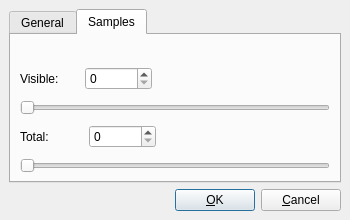
performancecopilot/pcp, file src/chart/tabdialog.ui: the form before one commit.
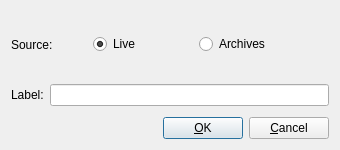
The form after the commit. The open tabs and pages were chosen to show the change. Icons and pictures are not drawn.

Commit message: This change splits the Tab class into two - a subset of the current functionality has been moved into a new GroupControl class which is responsible for all aspects of fetching values and interacting with kmtime.  GroupControl inherits from QmcGroup, and there are two of these objects globally (as before) - one live, one archive.

Diff of the .ui file:
```diff
--- a/src/chart/tabdialog.ui
+++ b/src/chart/tabdialog.ui
@@ -8,8 +8,8 @@
    <rect>
     <x>0</x>
     <y>0</y>
-    <width>350</width>
-    <height>220</height>
+    <width>340</width>
+    <height>150</height>
    </rect>
   </property>
   <property name="sizePolicy" >
@@ -22,8 +22,8 @@
   </property>
   <property name="minimumSize" >
    <size>
-    <width>350</width>
-    <height>220</height>
+    <width>340</width>
+    <height>150</height>
    </size>
   </property>
   <property name="maximumSize" >
@@ -44,30 +44,8 @@
   <property name="sizeGripEnabled" >
    <bool>false</bool>
   </property>
-  <layout class="QGridLayout" >
-   <property name="margin" >
-    <number>9</number>
-   </property>
-   <property name="spacing" >
-    <number>6</number>
-   </property>
+  <layout class="QGridLayout" name="gridLayout" >
    <item row="0" column="0" >
-    <widget class="QTabWidget" name="tabWidget" >
-     <property name="currentIndex" >
-      <number>0</number>
-     </property>
-     <widget class="QWidget" name="generalTab" >
-      <attribute name="title" >
-       <string>General</string>
-      </attribute>
-      <layout class="QGridLayout" >
-       <property name="margin" >
-        <number>9</number>
-       </property>
-       <property name="spacing" >
-        <number>6</number>
-       </property>
-       <item row="1" column="0" >
         <layout class="QHBoxLayout" >
          <property name="margin" >
           <number>0</number>
@@ -75,23 +53,6 @@
          <property name="spacing" >
           <number>6</number>
          </property>
-         <item>
-          <widget class="QLabel" name="tabTextLabel" >
-           <property name="text" >
-            <string>Label:</string>
-           </property>
-           <property name="wordWrap" >
-            <bool>false</bool>
-           </property>
-          </widget>
-         </item>
-         <item>
-          <widget class="QLineEdit" name="labelLineEdit" />
-         </item>
-        </layout>
-       </item>
-       <item row="0" column="0" >
-        <layout class="QHBoxLayout" >
          <property name="margin" >
           <number>0</number>
          </property>
@@ -102,8 +63,8 @@
           <widget class="QLabel" name="tabSourceLabel" >
            <property name="sizePolicy" >
             <sizepolicy>
-             <hsizetype>5</hsizetype>
-             <vsizetype>5</vsizetype>
+         <hsizetype>3</hsizetype>
+         <vsizetype>3</vsizetype>
              <horstretch>0</horstretch>
              <verstretch>0</verstretch>
             </sizepolicy>
@@ -193,164 +154,47 @@
          </item>
         </layout>
        </item>
-      </layout>
-     </widget>
-     <widget class="QWidget" name="samplesTab" >
-      <attribute name="title" >
-       <string>Samples</string>
-      </attribute>
-      <widget class="QWidget" name="layoutWidget" >
-       <property name="geometry" >
-        <rect>
-         <x>9</x>
-         <y>28</y>
-         <width>310</width>
-         <height>114</height>
-        </rect>
-       </property>
-       <layout class="QGridLayout" >
-        <property name="margin" >
-         <number>0</number>
-        </property>
+   <item row="1" column="0" >
+    <layout class="QHBoxLayout" >
         <property name="spacing" >
          <number>6</number>
         </property>
+     <property name="margin" >
+      <number>0</number>
+     </property>
+     <item>
+      <widget class="QLabel" name="tabTextLabel" >
+       <property name="text" >
+        <string>Label:</string>
+       </property>
+       <property name="wordWrap" >
+        <bool>false</bool>
+       </property>
+      </widget>
+     </item>
+     <item>
+      <widget class="QLineEdit" name="labelLineEdit" />
+     </item>
+    </layout>
+   </item>
         <item row="2" column="0" >
-         <layout class="QHBoxLayout" >
-          <property name="margin" >
-           <number>0</number>
-          </property>
-          <property name="spacing" >
-           <number>0</number>
-          </property>
-          <item>
-           <widget class="QLabel" name="sampleTextLabel" >
-            <property name="text" >
-             <string>Total:</string>
-            </property>
-            <property name="wordWrap" >
-             <bool>false</bool>
-            </property>
-           </widget>
-          </item>
-          <item>
-           <spacer>
+    <spacer name="verticalSpacer" >
             <property name="orientation" >
-             <enum>Qt::Horizontal</enum>
+      <enum>Qt::Vertical</enum>
             </property>
             <property name="sizeType" >
-             <enum>QSizePolicy::Preferred</enum>
+      <enum>QSizePolicy::Fixed</enum>
             </property>
             <property name="sizeHint" >
              <size>
-              <width>40</width>
-              <height>20</height>
+       <width>5</width>
+       <height>5</height>
              </size>
             </property>
            </spacer>
-          </item>
-          <item>
-           <widget class="QSpinBox" name="sampleCounter" >
-            <property name="maximum" >
-             <number>999999999</number>
-            </property>
-           </widget>
-          </item>
-          <item>
-           <spacer>
-            <property name="orientation" >
-             <enum>Qt::Horizontal</enum>
-            </property>
-            <property name="sizeHint" >
-             <size>
-              <width>40</width>
-              <height>20</height>
-             </size>
-            </property>
-           </spacer>
-          </item>
-         </layout>
-        </item>
-        <item row="0" column="0" >
-         <layout class="QHBoxLayout" >
-          <property name="margin" >
-           <number>0</number>
-          </property>
-          <property name="spacing" >
-           <number>0</number>
-          </property>
-          <item>
-           <widget class="QLabel" name="visibleTextLabel" >
-            <property name="text" >
-             <string>Visible:</string>
-            </property>
-            <property name="wordWrap" >
-             <bool>false</bool>
-            </property>
-           </widget>
-          </item>
-          <item>
-           <spacer>
-            <property name="orientation" >
-             <enum>Qt::Horizontal</enum>
-            </property>
-            <property name="sizeType" >
-             <enum>QSizePolicy::Preferred</enum>
-            </property>
-            <property name="sizeHint" >
-             <size>
-              <width>26</width>
-              <height>20</height>
-             </size>
-            </property>
-           </spacer>
-          </item>
-          <item>
-           <widget class="QSpinBox" name="visibleCounter" >
-            <property name="maximum" >
-             <number>999999999</number>
-            </property>
-           </widget>
-          </item>
-          <item>
-           <spacer>
-            <property name="orientation" >
-             <enum>Qt::Horizontal</enum>
-            </property>
-            <property name="sizeHint" >
-             <size>
-              <width>40</width>
-              <height>20</height>
-             </size>
-            </property>
-           </spacer>
-          </item>
-         </layout>
-        </item>
-        <item row="1" column="0" >
-         <widget class="QSlider" name="visibleSlider" >
-          <property name="orientation" >
-           <enum>Qt::Horizontal</enum>
-          </property>
-         </widget>
         </item>
         <item row="3" column="0" >
-         <widget class="QSlider" name="sampleSlider" >
-          <property name="orientation" >
-           <enum>Qt::Horizontal</enum>
-          </property>
-         </widget>
-        </item>
-       </layout>
-      </widget>
-     </widget>
-    </widget>
-   </item>
-   <item row="1" column="0" >
     <layout class="QHBoxLayout" >
-     <property name="margin" >
-      <number>0</number>
-     </property>
      <property name="spacing" >
       <number>6</number>
      </property>
```
Left out of the diff: 83 changed lines with no effect on the pictures. Lines whose indentation alone changed are shown as unchanged. The commit also changes 33 other files.
